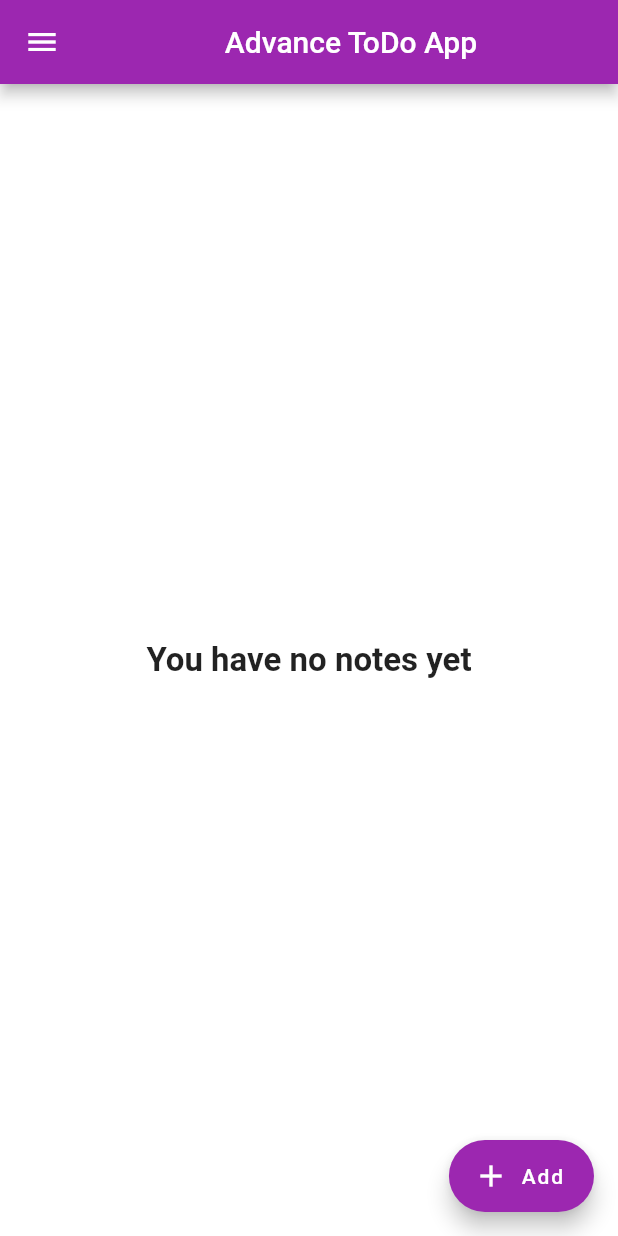
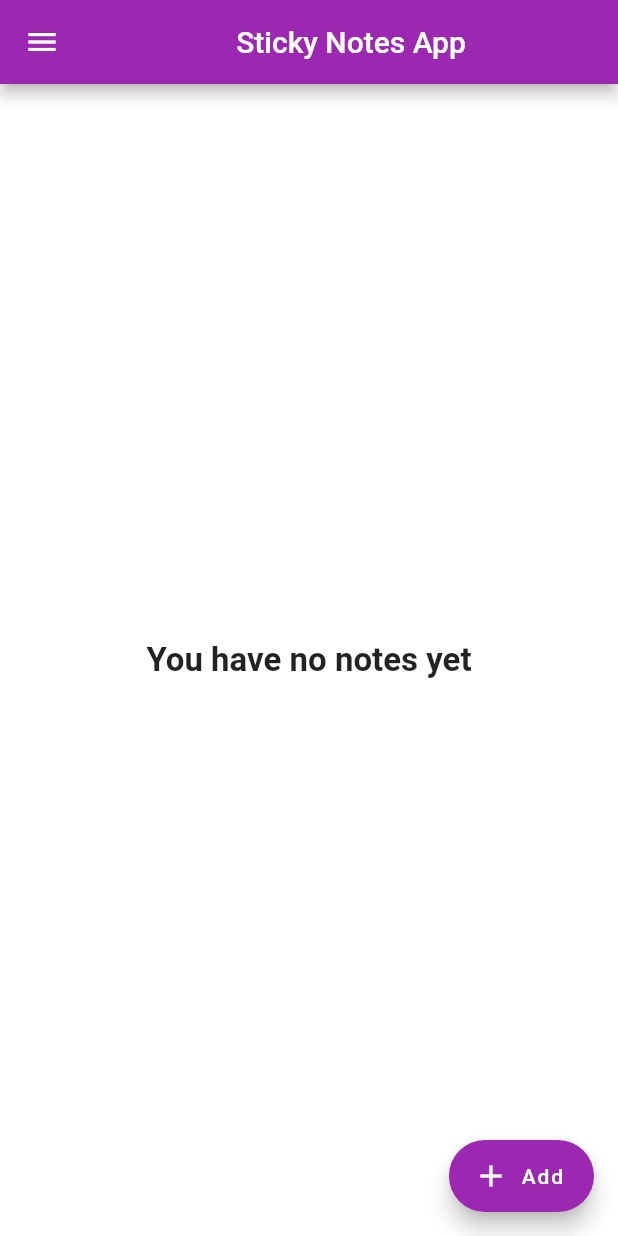
Before and after one commit to GhulamQadir/Flutter_Sticky_Notes_App, a Flutter app: the screen it shows after launch, on a phone screen of 412 x 824 dp. Run offline on Flutter 3.47's test engine with Material 2 defaults, Android fonts, the light colour scheme and no system bars; our stand-ins replace shared_preferences.

Commit message:
notes screen

```diff
--- a/lib/notes.dart
+++ b/lib/notes.dart
@@ -207,7 +207,7 @@ class _NotesScreenState extends State<NotesScreen> {
 
     return Scaffold(
       appBar: AppBar(
-          title: Center(child: Text("Advance ToDo App")),
+          title: Center(child: Text("Sticky Notes App")),
           backgroundColor: appBarColor),
       floatingActionButton: Row(
         mainAxisAlignment: MainAxisAlignment.end,
```
